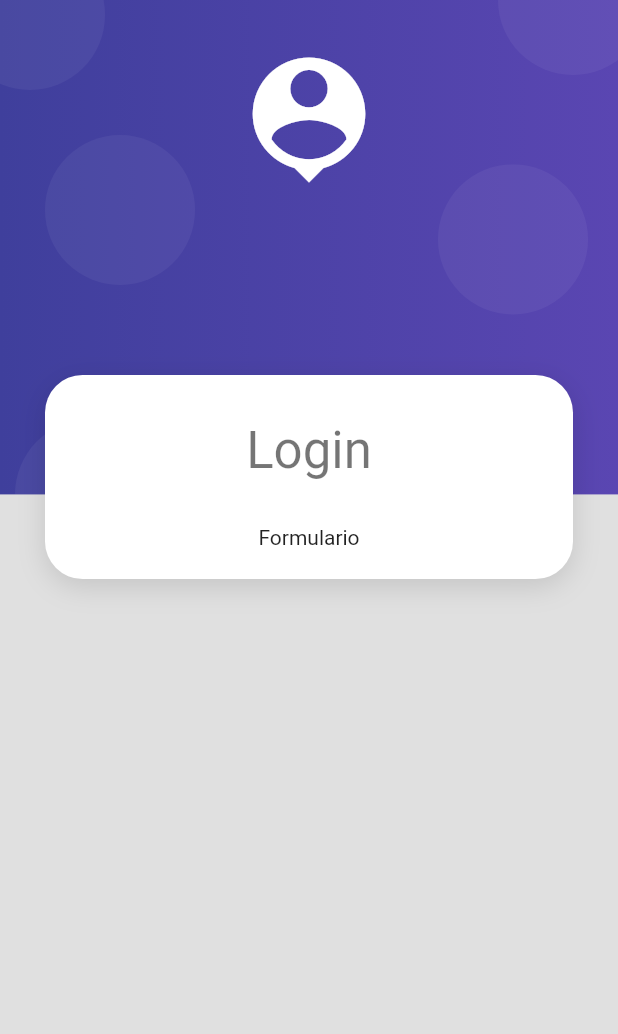
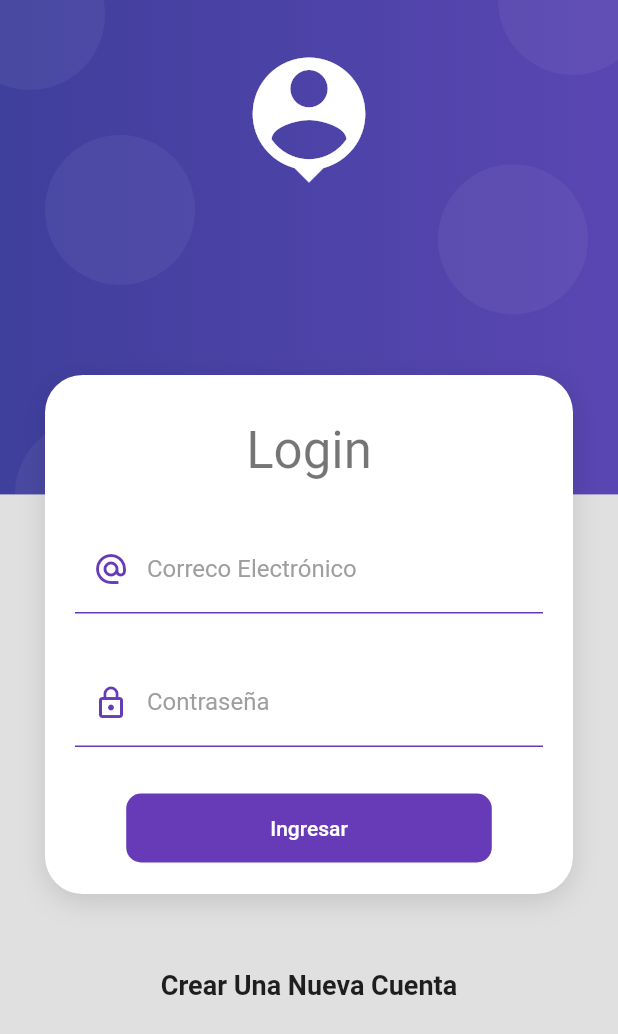
Before and after one commit to DanielFernandoYepezVelez/09-Proyecto-Movil-Flutter-Productos-Crud, a Flutter app: the screen it shows after launch, on a phone screen of 412 x 824 dp. Shown: the top 1034 px of the screen. Run offline on Flutter 3.47's test engine with Material 2 defaults, Android fonts, the phone set to English and light mode, and no system bars.

Commit message:
Terminando Toda La Parte Visual Del Login

```diff
--- a/lib/screens/login_screen.dart
+++ b/lib/screens/login_screen.dart
@@ -2,6 +2,9 @@ import 'package:flutter/material.dart';
 
 /* Widgets */
 import 'package:productos_app/widgets/widgets.dart';
+
+/* UI InputDecorations */
+import 'package:productos_app/ui/input_decoration.dart';
 
 class LoginScreen extends StatelessWidget {
   const LoginScreen({Key? key}) : super(key: key);
@@ -20,13 +23,68 @@ class LoginScreen extends StatelessWidget {
                     SizedBox(height: 10),
                     Text('Login', style: Theme.of(context).textTheme.headline4),
                     SizedBox(height: 30),
-                  Text('Formulario'),
+                    _LoginForm(),
                   ],
                 ),
               ),
+              SizedBox(height: 50),
+              Text(
+                'Crear Una Nueva Cuenta',
+                style: TextStyle(fontSize: 18, fontWeight: FontWeight.bold),
+              ),
+              SizedBox(height: 50),
             ],
           ),
-      )),
+        ),
+      ),
     );
   }
 }
+
+class _LoginForm extends StatelessWidget {
+  const _LoginForm({Key? key}) : super(key: key);
+
+  @override
+  Widget build(BuildContext context) {
+    return Container(
+      child: Form(
+        child: Column(
+          children: [
+            TextFormField(
+              autocorrect: false,
+              keyboardType: TextInputType.emailAddress,
+              decoration: InputDecorations.loginInputDecoration(
+                  hintText: 'dani.do@gmail.com',
+                  labelText: 'Correco Electrónico',
+                  prefixIcon: Icons.alternate_email_sharp),
+            ),
+            SizedBox(height: 30),
+            TextFormField(
+              autocorrect: false,
+              obscureText: true,
+              keyboardType: TextInputType.emailAddress,
+              decoration: InputDecorations.loginInputDecoration(
+                  hintText: '****',
+                  labelText: 'Contraseña',
+                  prefixIcon: Icons.lock_outline),
+            ),
+            SizedBox(height: 30),
+            MaterialButton(
+              shape: RoundedRectangleBorder(
+                borderRadius: BorderRadius.circular(10),
+              ),
+              disabledColor: Colors.deepPurple,
+              elevation: 0,
+              // color: Colors.deepPurple,
+              child: Container(
+                padding: EdgeInsets.symmetric(horizontal: 80, vertical: 15),
+                child: Text('Ingresar', style: TextStyle(color: Colors.white)),
+              ),
+              onPressed: null,
+            ),
+          ],
+        ),
+      ),
+    );
+  }
+}
--- /dev/null
+++ b/lib/ui/input_decoration.dart
@@ -0,0 +1,31 @@
+import 'package:flutter/material.dart';
+
+class InputDecorations {
+  static InputDecoration loginInputDecoration(
+      {required String hintText,
+      required String labelText,
+      IconData? prefixIcon}) {
+    return InputDecoration(
+      enabledBorder: UnderlineInputBorder(
+        borderSide: BorderSide(color: Colors.deepPurple),
+      ),
+      focusedBorder: UnderlineInputBorder(
+        borderSide: BorderSide(
+          color: Colors.deepPurple,
+          width: 2,
+        ),
+      ),
+      hintText: hintText,
+      labelText: labelText,
+      labelStyle: TextStyle(
+        color: Colors.grey,
+      ),
+      prefixIcon: prefixIcon != null
+          ? Icon(
+              prefixIcon,
+              color: Colors.deepPurple,
+            )
+          : null,
+    );
+  }
+}
```
Lines whose indentation alone changed are shown as unchanged.
